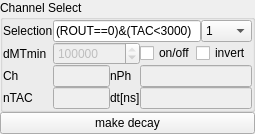
Qt form chisurf/tools/tttr/tcspcTTTRWidget.ui (Fluorescence-Tools/chisurf) before a commit.
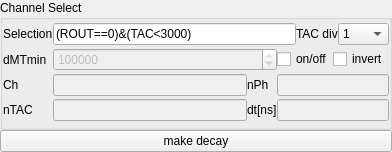
The same form after that commit.

Patch:
```diff
--- a/chisurf/tools/tttr/tcspcTTTRWidget.ui
+++ b/chisurf/tools/tttr/tcspcTTTRWidget.ui
@@ -6,8 +6,8 @@
    <rect>
     <x>0</x>
     <y>0</y>
-    <width>255</width>
-    <height>120</height>
+    <width>392</width>
+    <height>152</height>
    </rect>
   </property>
   <property name="windowTitle">
@@ -113,6 +113,13 @@
           </property>
          </widget>
         </item>
+        <item>
+         <widget class="QLabel" name="label_2">
+          <property name="text">
+           <string>TAC div</string>
+          </property>
+         </widget>
+        </item>
         <item>
          <widget class="QComboBox" name="comboBox">
           <property name="sizePolicy">
```
Left out of the diff: 22 changed lines with no effect on the pictures.
